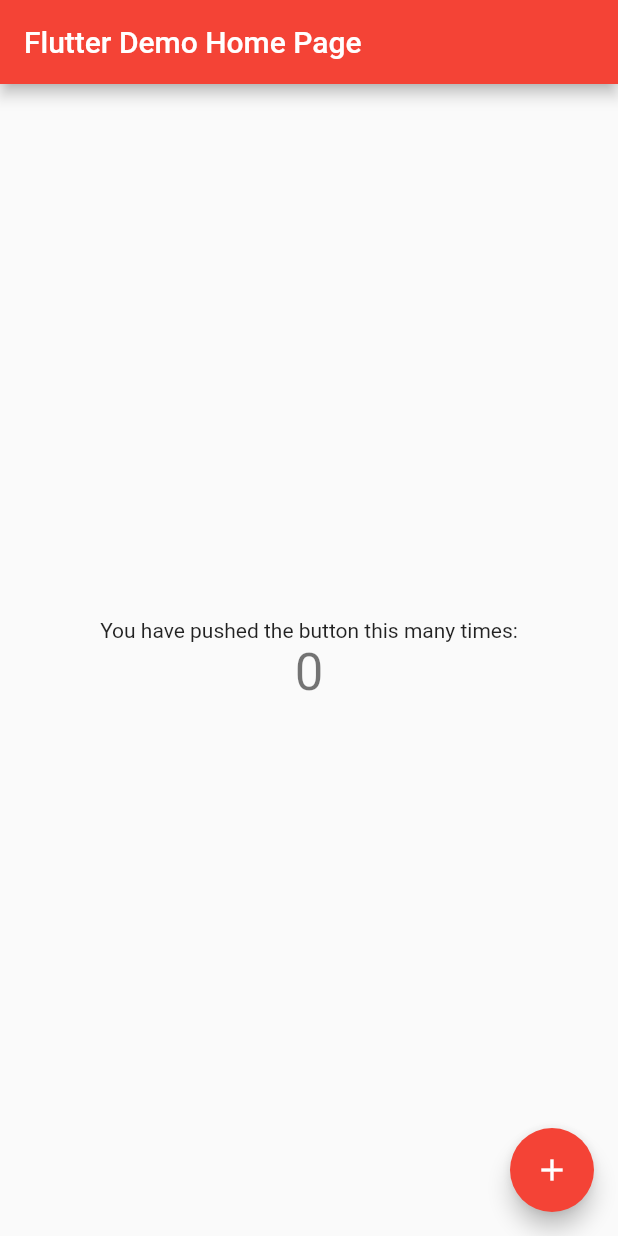
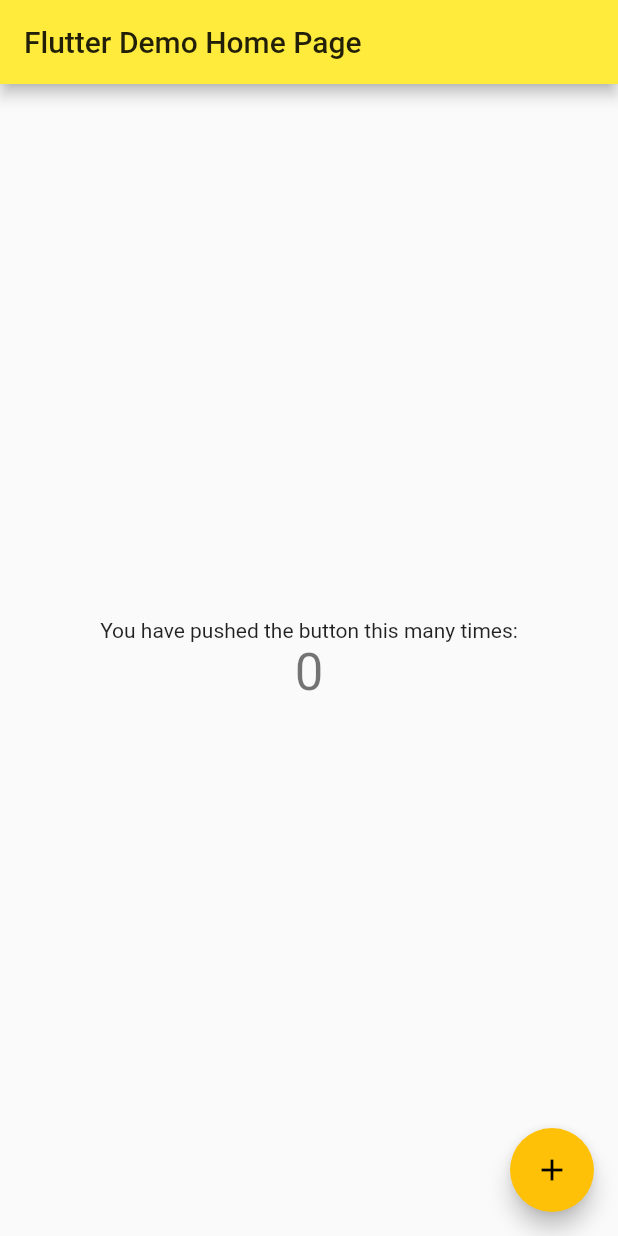
Before and after one commit to Eclypzz/AL3C, a Flutter app: the screen it shows after launch, on a phone screen of 412 x 824 dp. Run offline on Flutter 3.47's test engine with Material 2 defaults, Android fonts, the phone set to English and light mode, and no system bars.

Commit message:
test color

```diff
--- a/lib/main.dart
+++ b/lib/main.dart
@@ -19,8 +19,9 @@ class MyApp extends StatelessWidget {
         // "hot reload" (press "r" in the console where you ran "flutter run",
         // or simply save your changes to "hot reload" in a Flutter IDE).
         // Notice that the counter didn't reset back to zero; the application
-        primarySwatch: Colors.red,
+        primarySwatch: Colors.yellow,
 
+        accentColor: Colors.amber,
 
         // closer together (more dense) than on mobile platforms.
         visualDensity: VisualDensity.adaptivePlatformDensity,
```
